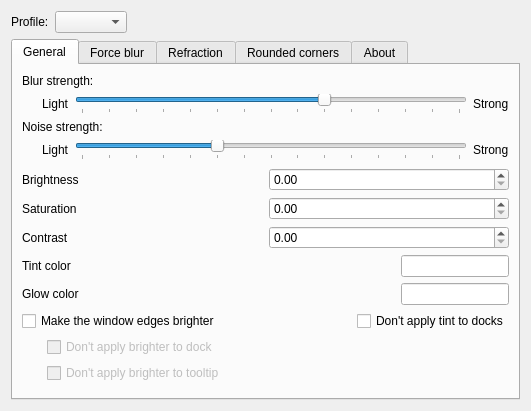
Old version of the form src/kcm/blur_config.ui in the repository BluestYellow/kwin-effects-glass.
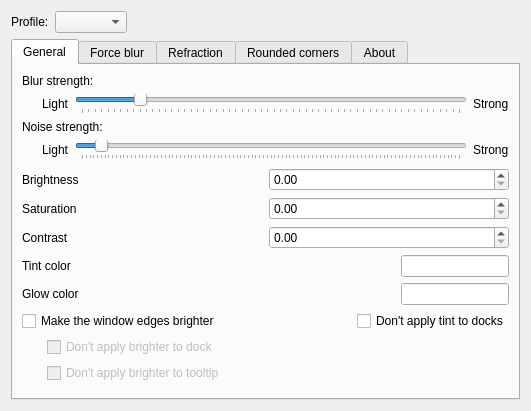
New version of the form. Custom widgets are drawn as their Qt base class.

Commit message: feat(config): increase blur & noise limits, expand color edit bounds in UI

Patch:
```diff
--- a/src/kcm/blur_config.ui
+++ b/src/kcm/blur_config.ui
@@ -89,7 +89,7 @@
             <number>1</number>
            </property>
            <property name="maximum">
-            <number>15</number>
+            <number>60</number>
            </property>
            <property name="singleStep">
             <number>1</number>
@@ -152,7 +152,7 @@
          <item>
           <widget class="QSlider" name="kcfg_NoiseStrength">
            <property name="maximum">
-            <number>14</number>
+            <number>100</number>
            </property>
            <property name="pageStep">
             <number>5</number>
```
Left out of the diff: 9 changed lines with no effect on the pictures. The commit also changes 1 other file.
